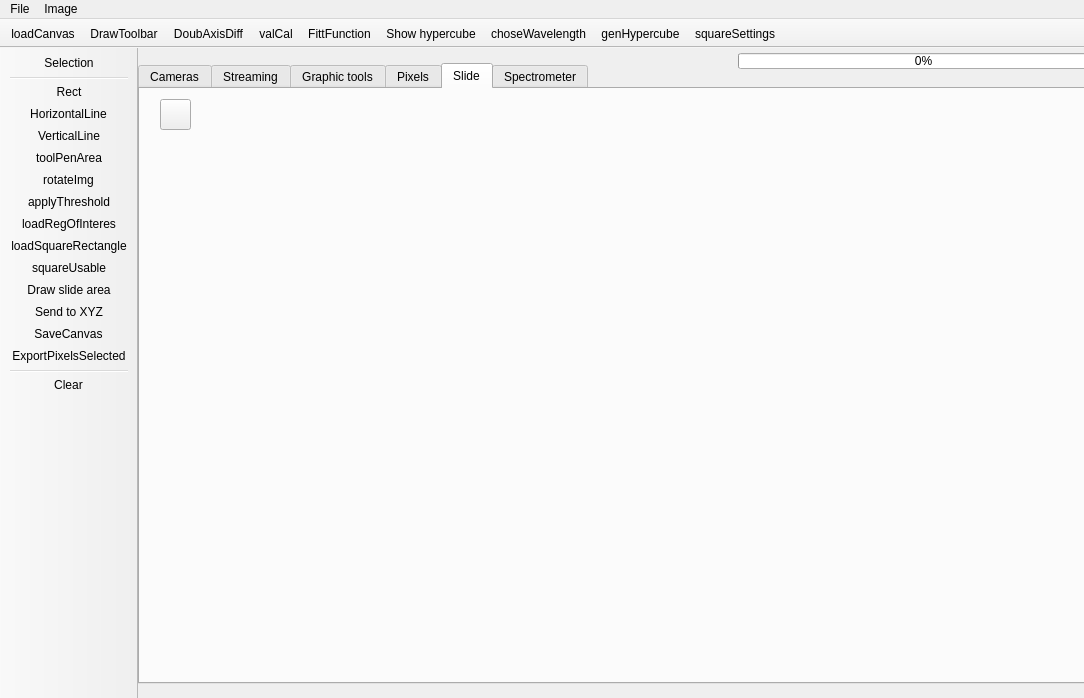
Before: the Qt Designer form mainwindow.ui in JairoSalazarV/QtHypCam, drawn with Qt 5.
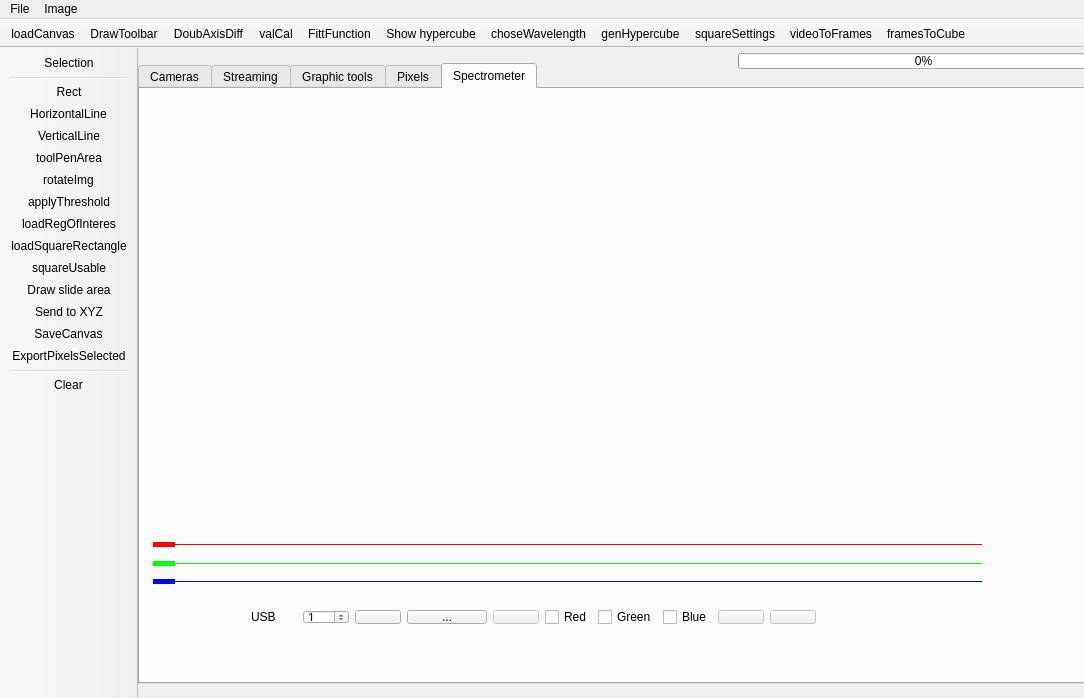
After: the same form once the commit is applied. The open tabs and pages were chosen to show the change. Icons and pictures are not drawn.

Commit message: Export frames and create cubes beginning

What changed in the file:
```diff
--- a/mainwindow.ui
+++ b/mainwindow.ui
@@ -832,34 +832,6 @@
       </property>
      </widget>
     </widget>
-    <widget class="QWidget" name="SlideFromVideo">
-     <attribute name="title">
-      <string>Slide</string>
-     </attribute>
-     <widget class="QPushButton" name="pbSelectFolderSlide">
-      <property name="enabled">
-       <bool>true</bool>
-      </property>
-      <property name="geometry">
-       <rect>
-        <x>20</x>
-        <y>10</y>
-        <width>31</width>
-        <height>31</height>
-       </rect>
-      </property>
-      <property name="toolTip">
-       <string>&lt;html&gt;&lt;head/&gt;&lt;body&gt;&lt;p&gt;Select Directory&lt;/p&gt;&lt;/body&gt;&lt;/html&gt;</string>
-      </property>
-      <property name="text">
-       <string/>
-      </property>
-      <property name="icon">
-       <iconset resource="lstImgs.qrc">
-        <normaloff>:/new/icons/imagenInte/folder-icon.png</normaloff>:/new/icons/imagenInte/folder-icon.png</iconset>
-      </property>
-     </widget>
-    </widget>
     <widget class="QWidget" name="tab_5">
      <attribute name="title">
       <string>Spectrometer</string>
@@ -1206,6 +1178,8 @@
    <addaction name="actionChoseWavelength"/>
    <addaction name="actionGenHypercube"/>
    <addaction name="actionsquareSettings"/>
+   <addaction name="actionvideoToFrames"/>
+   <addaction name="actionframesToCube"/>
   </widget>
   <action name="actionExit">
    <property name="text">
@@ -1553,6 +1527,30 @@
     <string>Square Settings</string>
    </property>
   </action>
+  <action name="actionvideoToFrames">
+   <property name="icon">
+    <iconset resource="lstImgs.qrc">
+     <normaloff>:/new/icons/imagenInte/videoToFrames.png</normaloff>:/new/icons/imagenInte/videoToFrames.png</iconset>
+   </property>
+   <property name="text">
+    <string>videoToFrames</string>
+   </property>
+   <property name="toolTip">
+    <string>Video to Frames</string>
+   </property>
+  </action>
+  <action name="actionframesToCube">
+   <property name="icon">
+    <iconset resource="lstImgs.qrc">
+     <normaloff>:/new/icons/imagenInte/framesToCube.png</normaloff>:/new/icons/imagenInte/framesToCube.png</iconset>
+   </property>
+   <property name="text">
+    <string>framesToCube</string>
+   </property>
+   <property name="toolTip">
+    <string>Frames to Cuve</string>
+   </property>
+  </action>
  </widget>
  <layoutdefault spacing="6" margin="11"/>
  <resources>
```
Left out of the diff: 8 changed lines with no effect on the pictures. The commit also changes 7 other files.
